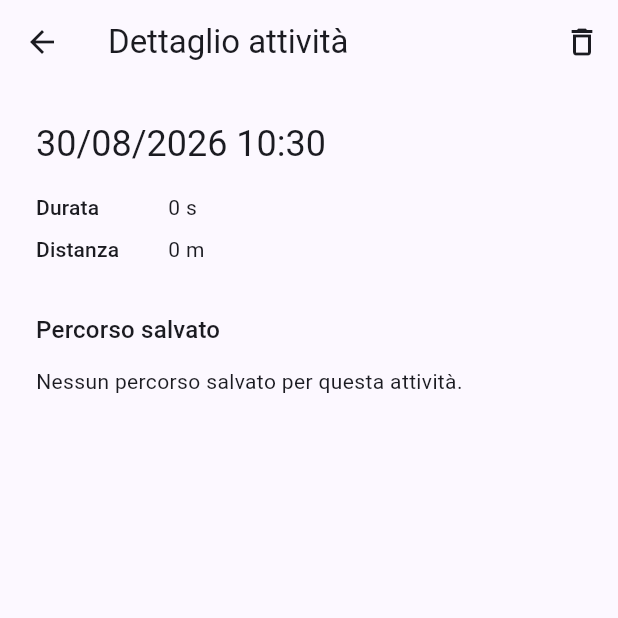
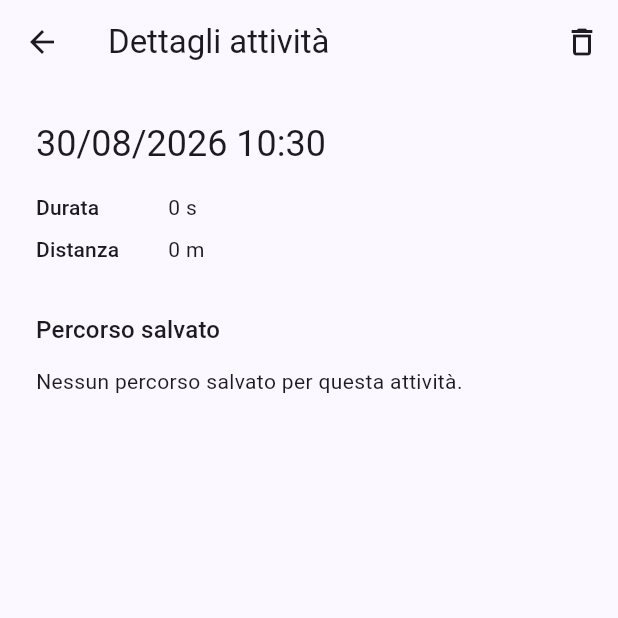
Before and after one commit to Thomasdg00/FitQuest-Flutter, a Flutter app: the WorkoutDetailScreen screen opened directly with empty values, on a phone screen of 412 x 824 dp, the top half of it. Run offline on Flutter 3.47's test engine with Material 3 defaults, Android fonts, the phone set to English and light mode, and no system bars; our stand-ins replace drift, drift_flutter, flutter_riverpod, geolocator, google_maps_flutter; accounts and stored records are empty; generated files the repository leaves out were written again.

Commit message:
Correzione Nomenclatura

```diff
--- a/lib/src/history/presentation/workout_detail_screen.dart
+++ b/lib/src/history/presentation/workout_detail_screen.dart
@@ -22,7 +22,7 @@ class WorkoutDetailScreen extends ConsumerWidget {
 
     return Scaffold(
       appBar: AppBar(
-        title: const Text('Dettaglio attività'),
+        title: const Text('Dettagli attività'),
         actions: [
           if (workoutId != null)
             IconButton(
```
